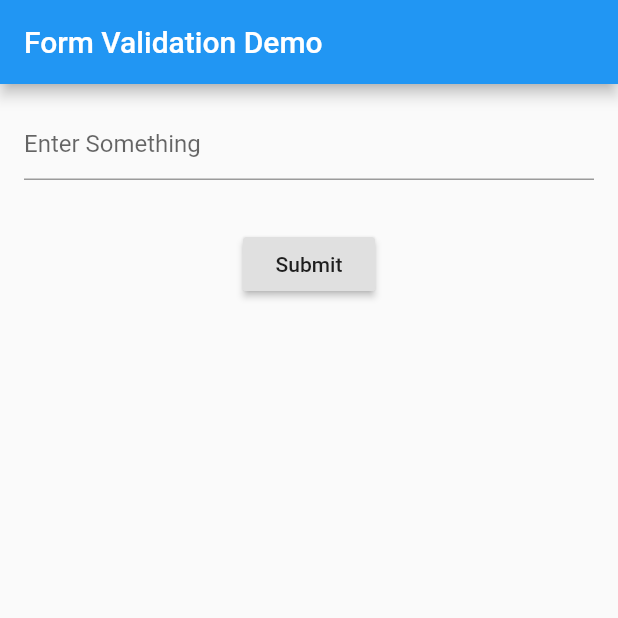
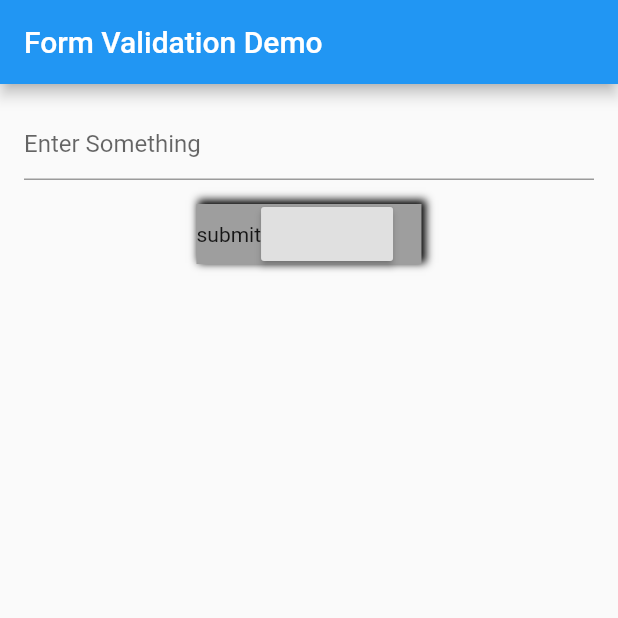
Before and after one commit to JulioRodriguezR/flutter-form, a Flutter app: the screen it shows after launch, on a phone screen of 412 x 824 dp, the top half of it. Run offline on Flutter 3.47's test engine with Material 2 defaults, Android fonts, the phone set to English and light mode, and no system bars.

Commit message:
Add widget class for build custom raised button, BUG style

```diff
--- a/lib/src/screens/myCustomForm.dart
+++ b/lib/src/screens/myCustomForm.dart
@@ -1,4 +1,5 @@
 import 'package:flutter/material.dart';
+import 'package:flutter_app/src/widgets/customRaisedButton.dart';
 
 class MyCustomForm extends StatefulWidget {
   @override
@@ -22,10 +23,17 @@ class MyCustomFormState extends State<MyCustomForm> {
     return Form(
       key: _formKey,
       child: Column(
-        crossAxisAlignment: CrossAxisAlignment.center,
         children: <Widget>[
           allTextFieldWithMargin(),
-          paddingRaisedButton(_formKey, context),
+          CustomRaisedButton(
+            txt: Text('submit'),
+            snackBar: Text('Processing Data'),
+            formKey: _formKey,
+            width: 150,
+            height: 40,
+            color: Colors.grey,
+            handle: () => {print('clicked on submit button')},
+          )
         ],
       ),
     );
@@ -51,21 +59,3 @@ Widget allTextFieldWithMargin() {
     ),
   );
 }
-
-Widget paddingRaisedButton(fk, layout) {
-  return Padding(
-    padding: const EdgeInsets.all(16.0),
-    child: RaisedButton(
-      onPressed: () {
-        if (fk.currentState.validate()) {
-          Scaffold.of(layout).showSnackBar(
-            SnackBar(
-              content: Text('Processing Data'),
-            ),
-          );
-        }
-      },
-      child: Text('Submit'),
-    ),
-  );
-}
--- /dev/null
+++ b/lib/src/widgets/customRaisedButton.dart
@@ -0,0 +1,66 @@
+import 'package:flutter/material.dart';
+
+class CustomRaisedButton extends StatelessWidget {
+  final Text txt;
+  final Text snackBar;
+  final GlobalKey<FormState> formKey;
+  final double width;
+  final double height;
+  final Color color;
+  final Icon leadingIcon;
+  final Icon finalIcon;
+  final Function handle;
+
+  const CustomRaisedButton(
+      {Key key,
+      @required this.txt,
+      @required this.snackBar,
+      @required this.formKey,
+      @required this.width,
+      @required this.height,
+      @required this.color,
+      this.leadingIcon,
+      this.finalIcon,
+      this.handle})
+      : super(key: key);
+
+  @override
+  Widget build(BuildContext context) {
+    return InkWell(
+      onTap: handle,
+      child: Container(
+        width: width,
+        height: height,
+        decoration: BoxDecoration(
+          color: color,
+          boxShadow: [
+            BoxShadow(
+              color: Colors.black,
+              offset: Offset(2, -2),
+              blurRadius: height * .1,
+              spreadRadius: 1,
+            )
+          ],
+        ),
+        child: Row(
+          children: <Widget>[
+            leadingIcon ?? Container(),
+            txt,
+            finalIcon ?? Offstage(),
+            RaisedButton(
+              onPressed: () {
+                if (formKey.currentState.validate()) {
+                  Scaffold.of(context).showSnackBar(
+                    SnackBar(
+                      content: snackBar,
+                    ),
+                  );
+                }
+              },
+            )
+          ],
+        ),
+      ),
+    );
+  }
+}
```
